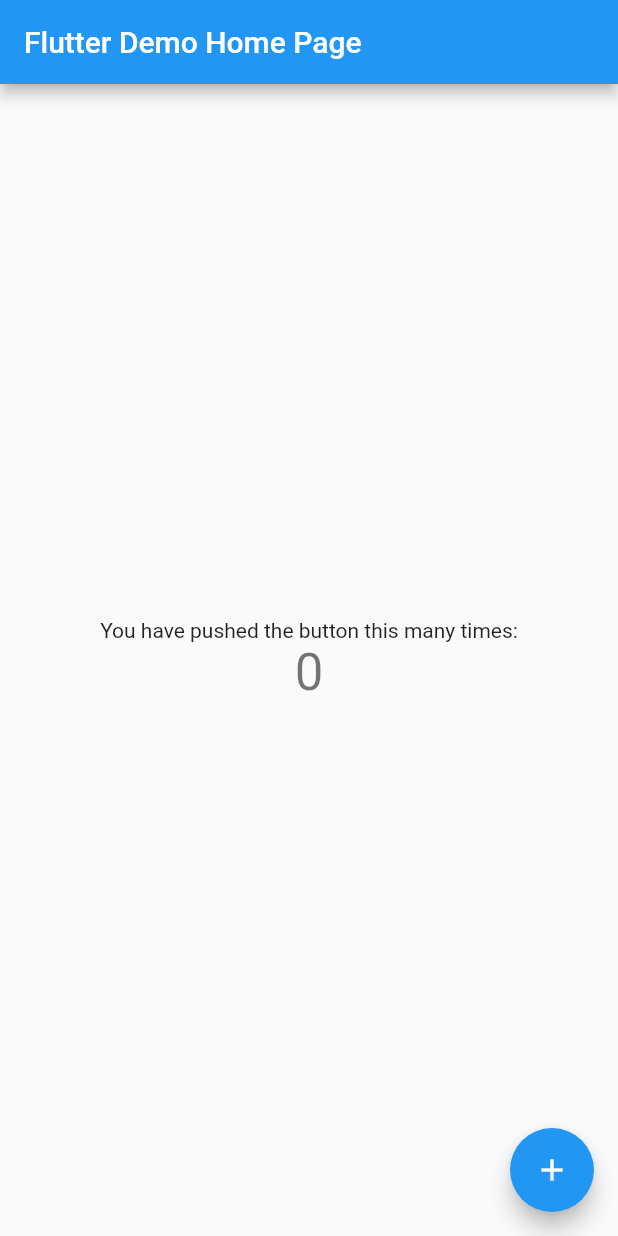
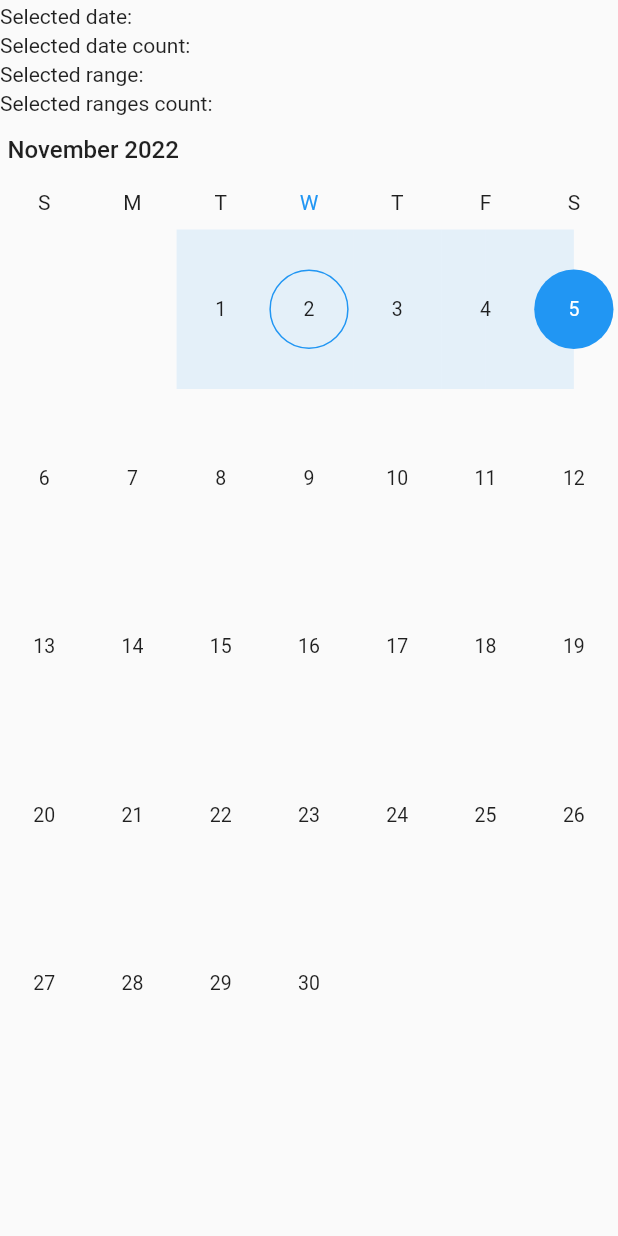
Before and after one commit to hiranlakshika/market_stack, a Flutter app: the screen it shows after launch, on a phone screen of 412 x 824 dp. Run offline on Flutter 3.47's test engine with Material 2 defaults, Android fonts, the phone set to English and light mode, and no system bars; drawn by our look-alikes of syncfusion_flutter_datepicker; our stand-ins replace firebase_core; accounts and stored records are empty.

Commit message:
Date picker added

```diff
--- a/lib/main.dart
+++ b/lib/main.dart
@@ -1,5 +1,6 @@
 import 'package:firebase_core/firebase_core.dart';
 import 'package:flutter/material.dart';
+import 'package:market_stack/ui/home.dart';
 
 Future<void> main() async {
   WidgetsFlutterBinding.ensureInitialized();
@@ -10,109 +11,14 @@ Future<void> main() async {
 class MyApp extends StatelessWidget {
   const MyApp({super.key});
 
-  // This widget is the root of your application.
   @override
   Widget build(BuildContext context) {
     return MaterialApp(
-      title: 'Flutter Demo',
+      title: 'Market Stack',
       theme: ThemeData(
-        // This is the theme of your application.
-        //
-        // Try running your application with "flutter run". You'll see the
-        // application has a blue toolbar. Then, without quitting the app, try
-        // changing the primarySwatch below to Colors.green and then invoke
-        // "hot reload" (press "r" in the console where you ran "flutter run",
-        // or simply save your changes to "hot reload" in a Flutter IDE).
-        // Notice that the counter didn't reset back to zero; the application
-        // is not restarted.
         primarySwatch: Colors.blue,
       ),
-      home: const MyHomePage(title: 'Flutter Demo Home Page'),
+      home: const Home(),
     );
   }
 }
-
-class MyHomePage extends StatefulWidget {
-  const MyHomePage({super.key, required this.title});
-
-  // This widget is the home page of your application. It is stateful, meaning
-  // that it has a State object (defined below) that contains fields that affect
-  // how it looks.
-
-  // This class is the configuration for the state. It holds the values (in this
-  // case the title) provided by the parent (in this case the App widget) and
-  // used by the build method of the State. Fields in a Widget subclass are
-  // always marked "final".
-
-  final String title;
-
-  @override
-  State<MyHomePage> createState() => _MyHomePageState();
-}
-
-class _MyHomePageState extends State<MyHomePage> {
-  int _counter = 0;
-
-  void _incrementCounter() {
-    setState(() {
-      // This call to setState tells the Flutter framework that something has
-      // changed in this State, which causes it to rerun the build method below
-      // so that the display can reflect the updated values. If we changed
-      // _counter without calling setState(), then the build method would not be
-      // called again, and so nothing would appear to happen.
-      _counter++;
-    });
-  }
-
-  @override
-  Widget build(BuildContext context) {
-    // This method is rerun every time setState is called, for instance as done
-    // by the _incrementCounter method above.
-    //
-    // The Flutter framework has been optimized to make rerunning build methods
-    // fast, so that you can just rebuild anything that needs updating rather
-    // than having to individually change instances of widgets.
-    return Scaffold(
-      appBar: AppBar(
-        // Here we take the value from the MyHomePage object that was created by
-        // the App.build method, and use it to set our appbar title.
-        title: Text(widget.title),
-      ),
-      body: Center(
-        // Center is a layout widget. It takes a single child and positions it
-        // in the middle of the parent.
-        child: Column(
-          // Column is also a layout widget. It takes a list of children and
-          // arranges them vertically. By default, it sizes itself to fit its
-          // children horizontally, and tries to be as tall as its parent.
-          //
-          // Invoke "debug painting" (press "p" in the console, choose the
-          // "Toggle Debug Paint" action from the Flutter Inspector in Android
-          // Studio, or the "Toggle Debug Paint" command in Visual Studio Code)
-          // to see the wireframe for each widget.
-          //
-          // Column has various properties to control how it sizes itself and
-          // how it positions its children. Here we use mainAxisAlignment to
-          // center the children vertically; the main axis here is the vertical
-          // axis because Columns are vertical (the cross axis would be
-          // horizontal).
-          mainAxisAlignment: MainAxisAlignment.center,
-          children: <Widget>[
-            const Text(
-              'You have pushed the button this many times:',
-            ),
-            Text(
-              '$_counter',
-              style: Theme.of(context).textTheme.headline4,
-            ),
-          ],
-        ),
-      ),
-      floatingActionButton: FloatingActionButton(
-        onPressed: _incrementCounter,
-        tooltip: 'Increment',
-        child: const Icon(Icons.add),
-      ), // This trailing comma makes auto-formatting nicer for build methods.
-    );
-  }
-}
--- /dev/null
+++ b/lib/ui/home.dart
@@ -0,0 +1,72 @@
+import 'package:flutter/material.dart';
+import 'package:intl/intl.dart';
+import 'package:syncfusion_flutter_datepicker/datepicker.dart';
+
+class Home extends StatefulWidget {
+  const Home({Key? key}) : super(key: key);
+
+  @override
+  State<Home> createState() => _HomeState();
+}
+
+class _HomeState extends State<Home> {
+  String _selectedDate = '';
+  String _dateCount = '';
+  String _range = '';
+  String _rangeCount = '';
+
+  void _onSelectionChanged(DateRangePickerSelectionChangedArgs args) {
+    setState(() {
+      if (args.value is PickerDateRange) {
+        _range = '${DateFormat('dd/MM/yyyy').format(args.value.startDate)} -'
+            // ignore: lines_longer_than_80_chars
+            ' ${DateFormat('dd/MM/yyyy').format(args.value.endDate ?? args.value.startDate)}';
+      } else if (args.value is DateTime) {
+        _selectedDate = args.value.toString();
+      } else if (args.value is List<DateTime>) {
+        _dateCount = args.value.length.toString();
+      } else {
+        _rangeCount = args.value.length.toString();
+      }
+    });
+  }
+
+  @override
+  Widget build(BuildContext context) {
+    return Scaffold(
+      body: Stack(
+        children: <Widget>[
+          Positioned(
+            left: 0,
+            right: 0,
+            top: 0,
+            height: 80,
+            child: Column(
+              mainAxisAlignment: MainAxisAlignment.spaceEvenly,
+              mainAxisSize: MainAxisSize.min,
+              crossAxisAlignment: CrossAxisAlignment.start,
+              children: <Widget>[
+                Text('Selected date: $_selectedDate'),
+                Text('Selected date count: $_dateCount'),
+                Text('Selected range: $_range'),
+                Text('Selected ranges count: $_rangeCount')
+              ],
+            ),
+          ),
+          Positioned(
+            left: 0,
+            top: 80,
+            right: 0,
+            bottom: 0,
+            child: SfDateRangePicker(
+              onSelectionChanged: _onSelectionChanged,
+              selectionMode: DateRangePickerSelectionMode.range,
+              initialSelectedRange: PickerDateRange(
+                  DateTime.now().subtract(const Duration(days: 4)), DateTime.now().add(const Duration(days: 3))),
+            ),
+          )
+        ],
+      ),
+    );
+  }
+}
--- a/pubspec.yaml
+++ b/pubspec.yaml
@@ -39,6 +39,9 @@ dependencies:
   dio: ^4.0.6
   firebase_core: ^2.1.1
   firebase_remote_config: ^3.0.3
+  syncfusion_flutter_datepicker: ^20.3.52
+  intl: ^0.17.0
+  riverpod: ^2.1.1
 
 dev_dependencies:
   flutter_test:
```
Also changed, not shown: pubspec.lock.
